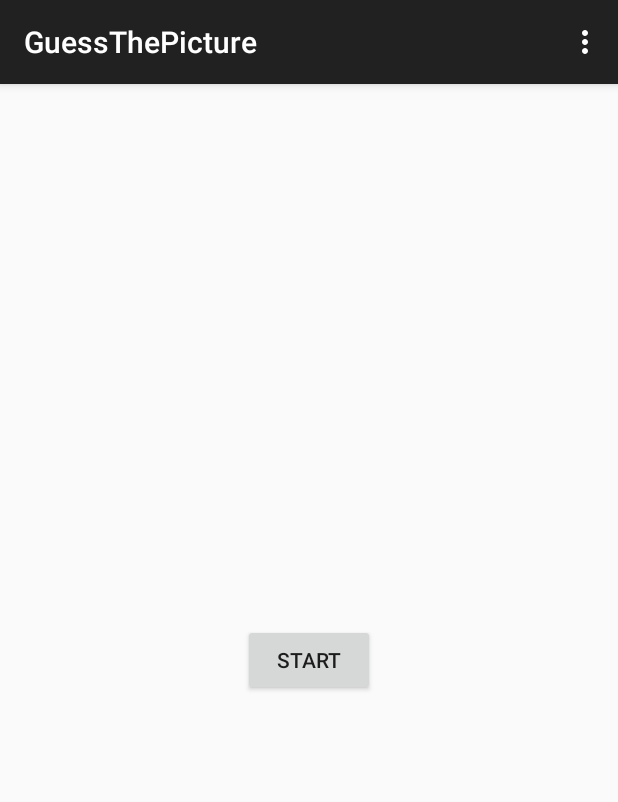
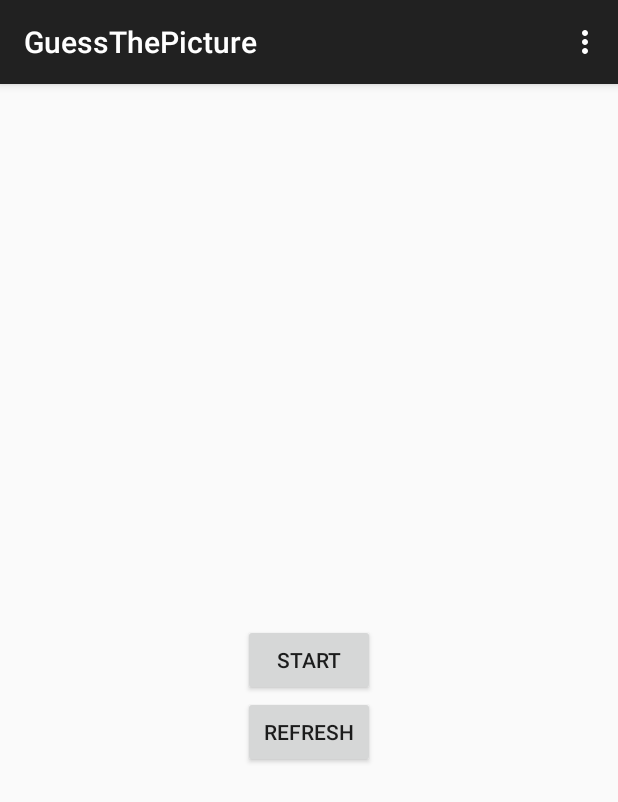
Before and after one commit to georgeriz/GuessThePicture, an Android app: the screen it shows after launch (MainActivity), on a phone screen of 412 x 824 dp. Shown: the top 802 px of the screen. Run offline under Robolectric (Android 15) with nearby library versions, the phone set to English and light mode, and no system bars; our stand-ins replace Picasso; pictures from the network do not load.

Commit message:
Add refresh button at MainActivity (for easier developing)

```diff
--- a/app/src/main/java/com/example/george/guessthepicture/MainActivity.java
+++ b/app/src/main/java/com/example/george/guessthepicture/MainActivity.java
@@ -39,15 +39,16 @@ public class MainActivity extends AppCompatActivity {
     protected void onCreate(Bundle savedInstanceState) {
         super.onCreate(savedInstanceState);
         setContentView(R.layout.activity_main);
-
-        //temporary
-        /*DownloadTask downloadTask = new DownloadTask(getApplicationContext());
-        downloadTask.execute(urls);*/
     }
 
     public void onStartClicked(View v) {
         Intent intent = new Intent(getApplicationContext(), GameActivity.class);
         startActivity(intent);
+    }
+
+    public void refresh(View v) {
+        DownloadTask downloadTask = new DownloadTask(getApplicationContext());
+        downloadTask.execute(urls);
     }
 
     @Override
--- a/app/src/main/res/layout/activity_main.xml
+++ b/app/src/main/res/layout/activity_main.xml
@@ -17,4 +17,13 @@
         android:id="@+id/start_game_button"
         android:onClick="onStartClicked"/>
 
+    <Button
+        android:layout_height="wrap_content"
+        android:layout_width="wrap_content"
+        android:layout_centerHorizontal="true"
+        android:layout_below="@+id/start_game_button"
+        android:text="Refresh"
+        android:id="@+id/refresh_button"
+        android:onClick="refresh"/>
+
 </RelativeLayout>
```
